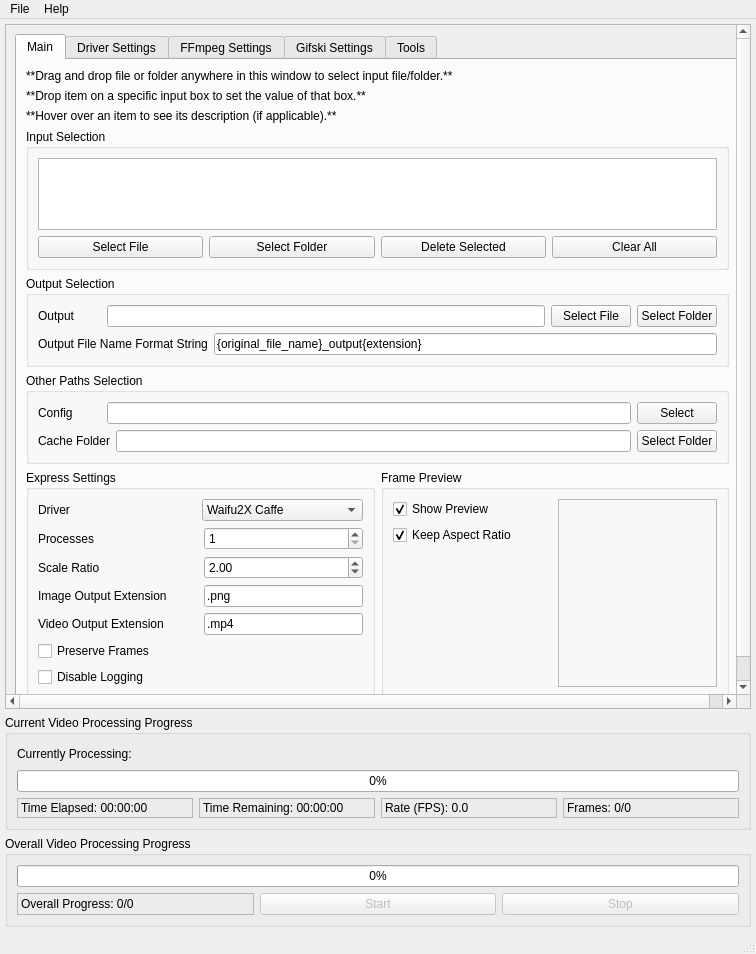
Above: src/video2x_gui.ui from k4yt3x/video2x before the change. Below: the same form after it.
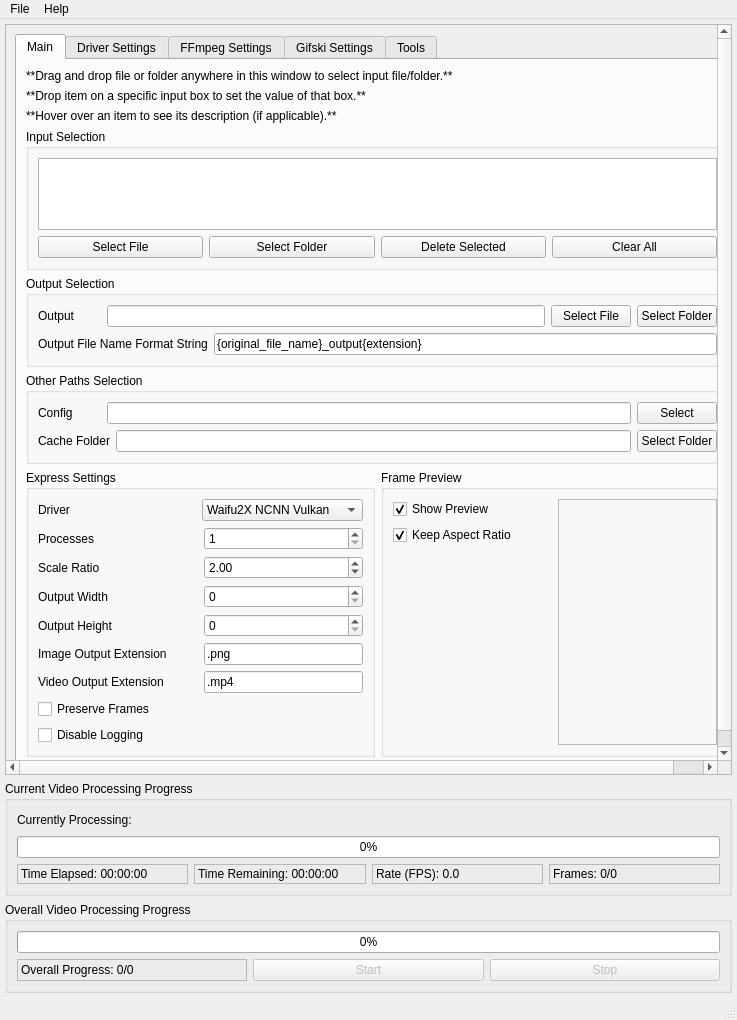
That is the form after the change.

Diff of the .ui file:
```diff
--- a/src/video2x_gui.ui
+++ b/src/video2x_gui.ui
@@ -6,8 +6,8 @@
    <rect>
     <x>0</x>
     <y>0</y>
-    <width>756</width>
-    <height>954</height>
+    <width>737</width>
+    <height>1020</height>
    </rect>
   </property>
   <property name="acceptDrops">
@@ -40,8 +40,8 @@
         <rect>
          <x>0</x>
          <y>0</y>
-         <width>744</width>
-         <height>696</height>
+         <width>725</width>
+         <height>762</height>
         </rect>
        </property>
        <layout class="QVBoxLayout" name="verticalLayout_36">
@@ -376,6 +376,11 @@
     &lt;/li&gt;
 &lt;/ul&gt;</string>
                      </property>
+                     <item>
+                      <property name="text">
+                       <string>Waifu2X NCNN Vulkan</string>
+                      </property>
+                     </item>
                      <item>
                       <property name="text">
                        <string>Waifu2X Caffe</string>
@@ -461,6 +466,42 @@
                    </item>
                   </layout>
                  </item>
+                 <item>
+                  <layout class="QHBoxLayout" name="outputWidthHorizontalLayout">
+                   <item>
+                    <widget class="QLabel" name="outputWidthLabel">
+                     <property name="text">
+                      <string>Output Width</string>
+                     </property>
+                    </widget>
+                   </item>
+                   <item>
+                    <widget class="QSpinBox" name="outputWidthSpinBox">
+                     <property name="maximum">
+                      <number>99999</number>
+                     </property>
+                    </widget>
+                   </item>
+                  </layout>
+                 </item>
+                 <item>
+                  <layout class="QHBoxLayout" name="outputHeightHorizontalLayout">
+                   <item>
+                    <widget class="QLabel" name="outputHeightLabel">
+                     <property name="text">
+                      <string>Output Height</string>
+                     </property>
+                    </widget>
+                   </item>
+                   <item>
+                    <widget class="QSpinBox" name="outputHeightSpinBox">
+                     <property name="maximum">
+                      <number>99999</number>
+                     </property>
+                    </widget>
+                   </item>
+                  </layout>
+                 </item>
                  <item>
                   <layout class="QHBoxLayout" name="imageOutputExtensionHorizontalLayout">
                    <item>
@@ -2946,7 +2987,7 @@
     <rect>
      <x>0</x>
      <y>0</y>
-     <width>756</width>
+     <width>737</width>
      <height>21</height>
     </rect>
    </property>
```
Left out of the diff: 47 changed lines with no effect on the pictures.
